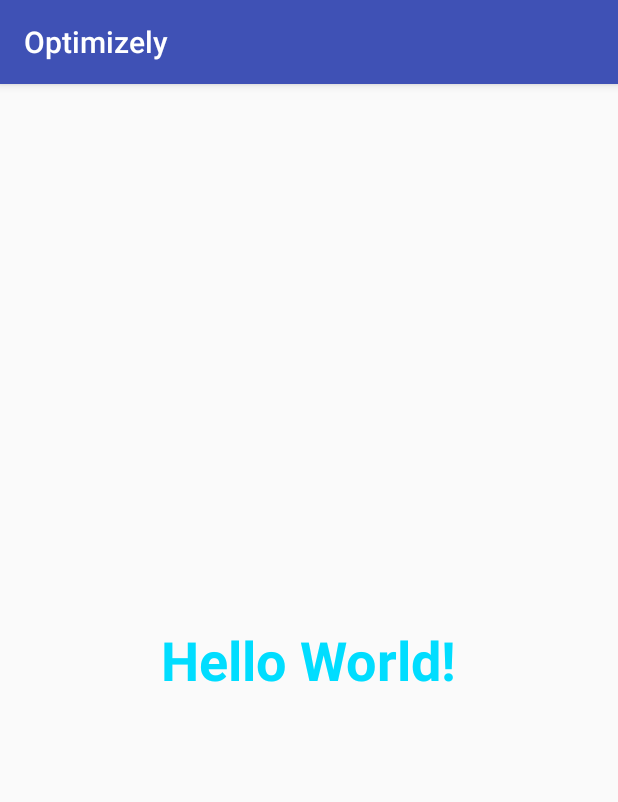
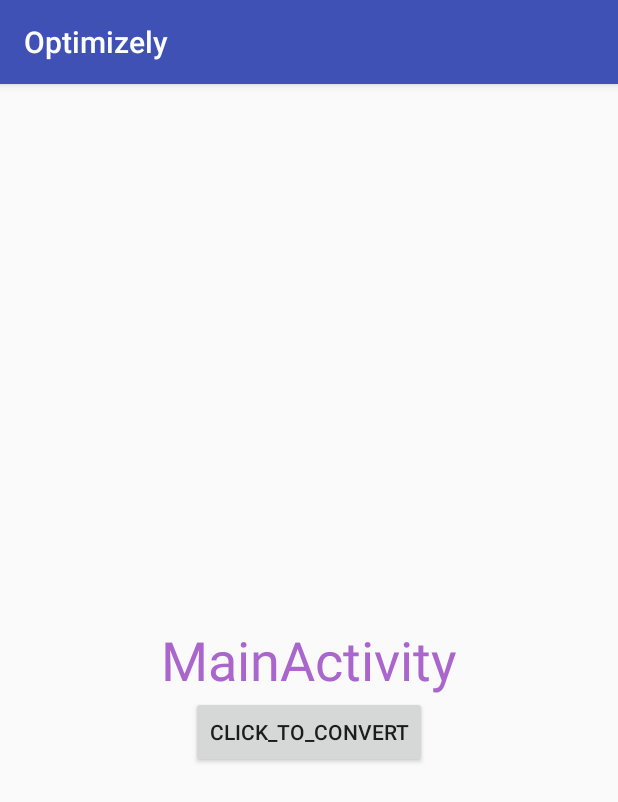
Before and after one commit to fhkhoury/AND_TestOptimizely, an Android app: the MainActivity screen opened directly, with no data from a screen before it, on a phone screen of 412 x 824 dp. Shown: the top 802 px of the screen. Run offline under Robolectric (Android 15) with nearby library versions, the phone set to English and light mode, and no system bars; libraries missing offline, so code that uses them is left out: com.optimizely.ab; 3 statements that could not run were skipped.

Commit message:
test with changes from variables into an activity

```diff
--- a/app/src/main/AndroidManifest.xml
+++ b/app/src/main/AndroidManifest.xml
@@ -20,10 +20,6 @@
         </activity>
         <activity android:name=".MainActivity">
         </activity>
-        <activity android:name=".VariationMainActivityA">
-        </activity>
-        <activity android:name=".VariationMainActivityB">
-        </activity>
     </application>
 
 </manifest>
--- a/app/src/main/java/com/fifty_five/optimizely/MainActivity.java
+++ b/app/src/main/java/com/fifty_five/optimizely/MainActivity.java
@@ -1,13 +1,64 @@
 package com.fifty_five.optimizely;
 
+import android.graphics.Color;
+import android.os.Bundle;
 import android.support.v7.app.AppCompatActivity;
-import android.os.Bundle;
+import android.view.View;
+import android.widget.Button;
+import android.widget.TextView;
+import android.widget.Toast;
+
+import com.optimizely.ab.android.sdk.OptimizelyManager;
+import com.optimizely.ab.config.Variation;
 
 public class MainActivity extends AppCompatActivity {
+
+    private OptimizelyManager optimizelyManager;
+    private MyApplication myApplication;
+    String textColor;
 
     @Override
     protected void onCreate(Bundle savedInstanceState) {
         super.onCreate(savedInstanceState);
         setContentView(R.layout.activity_main);
+
+        myApplication = (MyApplication) getApplication();
+        optimizelyManager = myApplication.getOptimizelyManager();
+
+        // Activate user and start activity based on the variation we get.
+        // You can pass in any string for the user ID. In this example we just use a convenience method to generate a random one.
+        String userId = myApplication.getAnonUserId();
+        Variation backgroundVariation = optimizelyManager.getOptimizely().activate("my_experiment", userId);
+
+        // variation is nullable so we should check for null values
+        if (backgroundVariation != null) {
+            textColor = myApplication.getOptimizelyManager().getOptimizely().getVariableString(
+                    "getTextColor",
+                    myApplication.getAnonUserId(),
+                    true
+            );
+        }
+
+        TextView textActivity = (TextView) findViewById(R.id.textView);
+        if (textColor != null) {
+            textActivity.setTextColor(Color.parseColor(textColor));
+        }
+
+        Button buttonConversion = (Button)findViewById(R.id.button_conversion);
+        buttonConversion.setOnClickListener(onConversion);
     }
+
+    View.OnClickListener onConversion = new View.OnClickListener() {
+        @Override
+        public void onClick(View view) {
+            String userId = myApplication.getAnonUserId();
+            String key =  myApplication.getOptimizelyManager()
+                    .getOptimizely()
+                    .getVariation("my_experiment", userId)
+                    .getKey();
+
+            myApplication.getOptimizelyManager().getOptimizely().track("my_event", userId);
+            Toast.makeText(getApplicationContext(), key+" conversion", Toast.LENGTH_LONG).show();
+        }
+    };
 }
--- a/app/src/main/res/layout/activity_main.xml
+++ b/app/src/main/res/layout/activity_main.xml
@@ -1,22 +1,25 @@
 <?xml version="1.0" encoding="utf-8"?>
 <RelativeLayout xmlns:android="http://schemas.android.com/apk/res/android"
-    xmlns:tools="http://schemas.android.com/tools"
-    android:id="@+id/activity_main"
-    android:layout_width="match_parent"
-    android:layout_height="match_parent"
-    android:paddingBottom="@dimen/activity_vertical_margin"
-    android:paddingLeft="@dimen/activity_horizontal_margin"
-    android:paddingRight="@dimen/activity_horizontal_margin"
-    android:paddingTop="@dimen/activity_vertical_margin"
-    tools:context="com.fifty_five.optimizely.MainActivity">
+    android:orientation="vertical" android:layout_width="match_parent"
+    android:layout_height="match_parent">
 
     <TextView
+        android:text="MainActivity"
         android:layout_width="wrap_content"
         android:layout_height="wrap_content"
-        android:text="Hello World!"
+        android:id="@+id/textView"
+        android:textSize="36sp"
+        android:textAlignment="center"
         android:layout_centerVertical="true"
         android:layout_centerHorizontal="true"
-        android:textSize="36sp"
-        android:textStyle="normal|bold"
-        android:textColor="@android:color/holo_blue_bright" />
+        android:textColor="@android:color/holo_purple" />
+
+    <Button
+        android:text="click_to_convert"
+        android:layout_width="wrap_content"
+        android:layout_height="wrap_content"
+        android:layout_below="@+id/textView"
+        android:layout_centerHorizontal="true"
+        android:id="@+id/button_conversion" />
+
 </RelativeLayout>
```
Also changed, not shown: app/src/main/java/com/fifty_five/optimizely/SplashScreen.java (+1 -47 lines), app/src/main/java/com/fifty_five/optimizely/VariationMainActivityA.java (deleted, +0 -38 lines), app/src/main/java/com/fifty_five/optimizely/VariationMainActivityB.java (deleted, +0 -39 lines), app/src/main/res/layout/main_a.xml (deleted, +0 -25 lines), app/src/main/res/layout/main_b.xml (deleted, +0 -27 lines).
